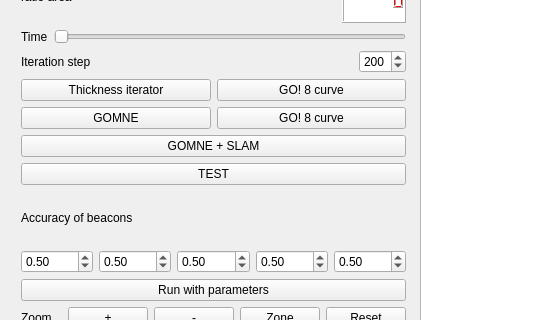
First picture: the form in mainwindow.ui, repository qbrefort/Qinter, before the edit; both pictures show x 0 to 545 and y 294 to 614 of the 1069 by 716 pixel window.
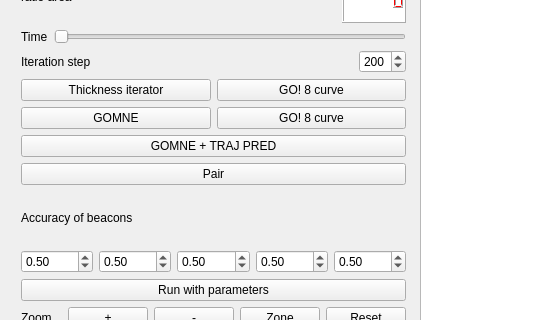
Second picture: the form after the edit.

Commit message: refresh commit activity

Diff of the .ui file:
```diff
--- a/mainwindow.ui
+++ b/mainwindow.ui
@@ -472,14 +472,14 @@
      <item>
       <widget class="QPushButton" name="ButtonGOMNE_SLAM">
        <property name="text">
-        <string>GOMNE + SLAM</string>
+        <string>GOMNE + TRAJ PRED</string>
        </property>
       </widget>
      </item>
      <item>
       <widget class="QPushButton" name="ButtonPair">
        <property name="text">
-        <string>TEST</string>
+        <string>Pair</string>
        </property>
       </widget>
      </item>
```
The commit also changes 2 other files.
